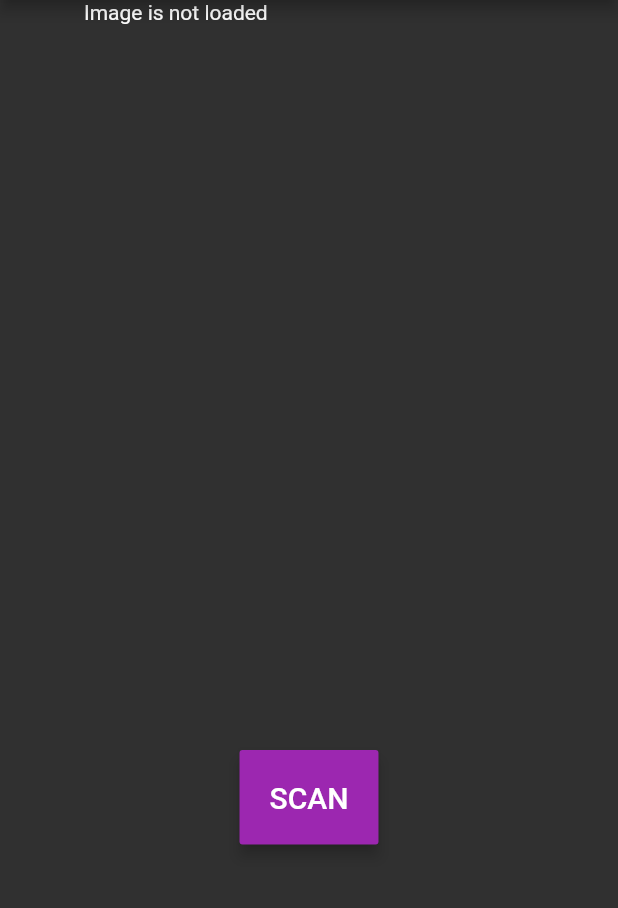
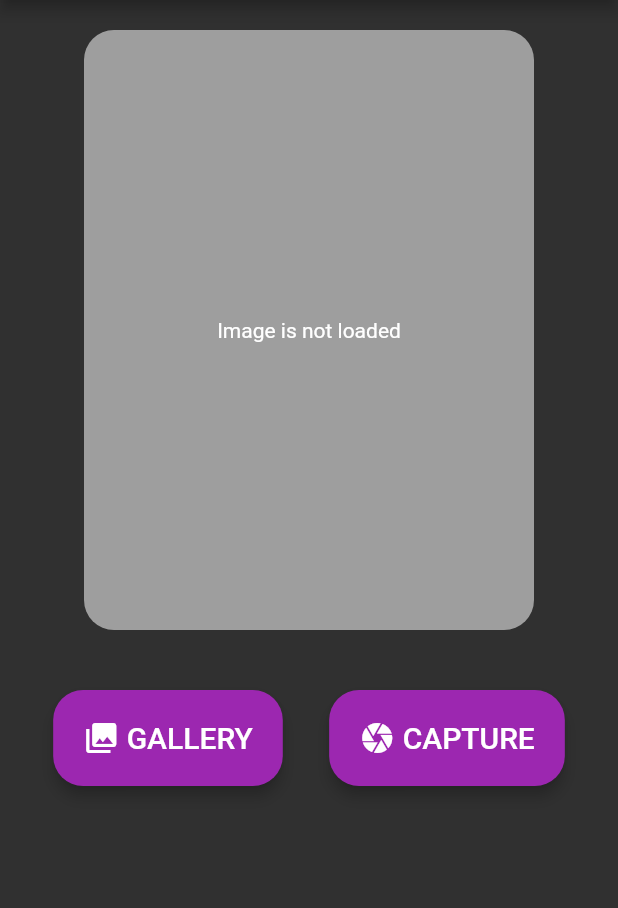
Before and after one commit to Zestful-Tribu/lilyora, a Flutter app: the CaptureScreen screen opened by its route, on a phone screen of 412 x 824 dp, the part 84-992 px from its top. Run offline on Flutter 3.47's test engine with Material 2 defaults, Android fonts, the phone set to English and light mode, and no system bars; our stand-ins replace image_picker.

Commit message:
capture screen updated with a gallery option and a capture option

```diff
--- a/lib/screens/capture_screen.dart
+++ b/lib/screens/capture_screen.dart
@@ -20,9 +20,9 @@ class _CaptureScreenState extends State<CaptureScreen> {
   void initState() {
     // TODO: implement initState
     super.initState();
-    setState(() {
-      getImage();
-    });
+    // setState(() {
+    //   captureImage();
+    // });
   }
   @override
   Widget build(BuildContext context) {
@@ -50,9 +50,48 @@ class _CaptureScreenState extends State<CaptureScreen> {
             child: Column(
               children: [
                 Container(
-                  height: 500,
+                  margin: EdgeInsets.all(20),
+                  alignment: Alignment.center,
+                  height: 400,
                   width: 300,
                   child: image == null ? Text("Image is not loaded") : Image.file(image),
+                  decoration: BoxDecoration(
+                    color: Colors.grey,
+                    borderRadius: BorderRadius.circular(20),
+                  ),
+                ),
+                Container(
+                  margin: EdgeInsets.all(20),
+                  child: Row(
+                    mainAxisAlignment: MainAxisAlignment.spaceAround,
+                    children: [
+                      RaisedButton(
+                        padding: EdgeInsets.all(20),
+                        onPressed: (){
+                          Navigator.pushNamed(context, FlowerScreen.id);
+                        },
+                        textColor: Colors.white,
+                        color: Colors.purple,
+                        elevation: 4.0,
+                        child: Row(
+                          children: [
+                            Icon(
+                              Icons.photo_library
+                            ),
+                            SizedBox(
+                              width: 5,
+                            ),
+                            Text(
+                              "GALLERY",
+                              style: TextStyle(
+                                fontSize: 20,
+                              ),
+                            ),
+                          ],
+                        ),
+                        shape: RoundedRectangleBorder(
+                          borderRadius: BorderRadius.circular(20),
+                        ),
                       ),
                       RaisedButton(
                         padding: EdgeInsets.all(20),
@@ -62,11 +101,27 @@ class _CaptureScreenState extends State<CaptureScreen> {
                         textColor: Colors.white,
                         color: Colors.purple,
                         elevation: 4.0,
-                  child: Text(
-                    "SCAN",
+                        child:  Row(
+                          children: [
+                            Icon(
+                                Icons.camera
+                            ),
+                            SizedBox(
+                              width: 5,
+                            ),
+                            Text(
+                              "CAPTURE",
                               style: TextStyle(
                                 fontSize: 20,
                               ),
+                            ),
+                          ],
+                        ),
+                        shape: RoundedRectangleBorder(
+                          borderRadius: BorderRadius.circular(20),
+                        ),
+                      ),
+                    ],
                   ),
                 ),
               ],
@@ -76,7 +131,7 @@ class _CaptureScreenState extends State<CaptureScreen> {
     );
   }
 
-  Future getImage() async {
+  Future captureImage() async {
     final pickedImage = await picker.getImage(source: ImageSource.camera);
 
     setState(() {
```
Lines whose indentation alone changed are shown as unchanged.
